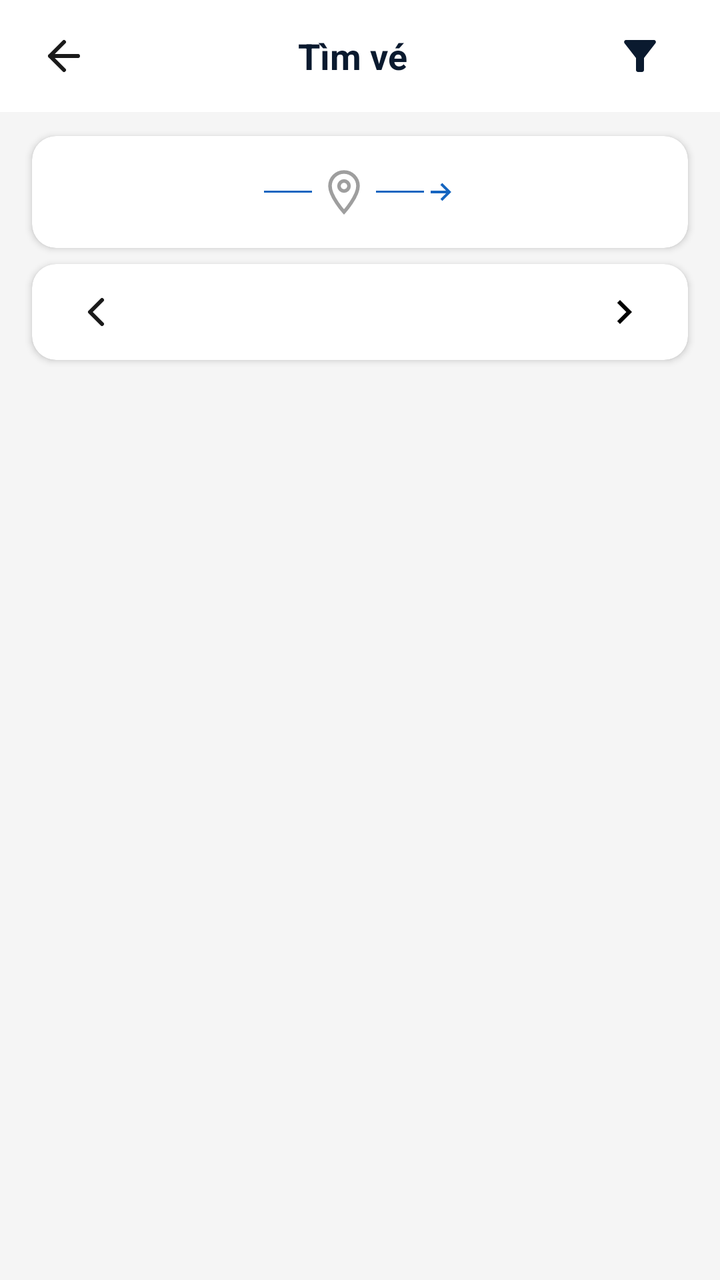
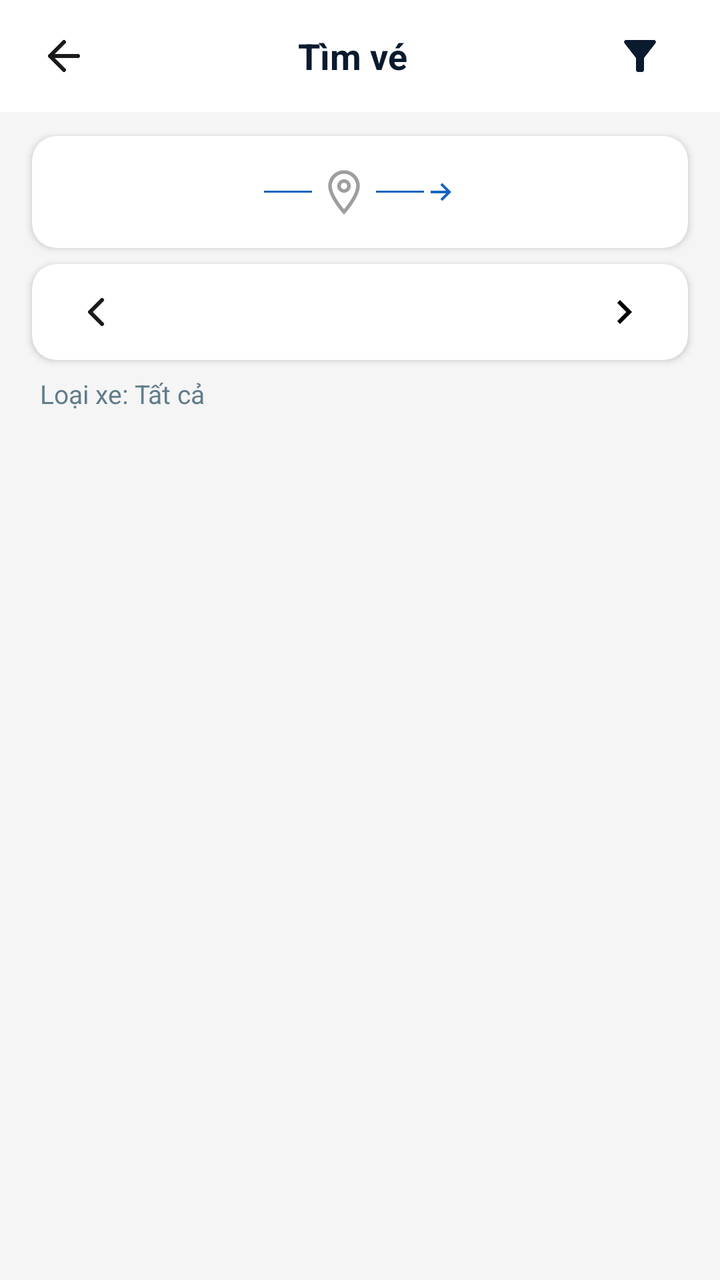

An Android layout rendered at two revisions. The XML below is the earlier revision; the diff shows what the commit changed to produce the second picture.
<!-- AndroidManifest.xml: application theme Theme.BusBooking -->
<!-- res/layout/fragment_trip_list.xml -->
<?xml version="1.0" encoding="utf-8"?>
<LinearLayout xmlns:android="http://schemas.android.com/apk/res/android"
    xmlns:app="http://schemas.android.com/apk/res-auto"
    android:layout_width="match_parent"
    android:layout_height="match_parent"
    android:orientation="vertical"
    android:background="@color/background_grey">

    
    <LinearLayout
        android:layout_width="match_parent"
        android:layout_height="56dp"
        android:orientation="horizontal"
        android:gravity="center_vertical"
        android:paddingStart="8dp"
        android:paddingEnd="16dp"
        android:background="@color/background_white">

        <ImageButton
            android:id="@+id/backButton"
            android:layout_width="48dp"
            android:layout_height="48dp"
            android:src="@drawable/ic_arrow_back"
            android:background="?attr/selectableItemBackgroundBorderless"
            android:contentDescription="Quay lại" />

        <TextView
            android:layout_width="0dp"
            android:layout_height="wrap_content"
            android:layout_weight="1"
            android:text="Tìm vé"
            android:textSize="18sp"
            android:textStyle="bold"
            android:textColor="@color/text_primary"
            android:gravity="center" />

        <ImageButton
            android:id="@+id/filterButton"
            android:layout_width="48dp"
            android:layout_height="48dp"
            android:src="@drawable/ic_filter"
            android:background="?attr/selectableItemBackgroundBorderless"
            android:contentDescription="Lọc" />

    </LinearLayout>

    
    <com.google.android.material.card.MaterialCardView
        android:layout_width="match_parent"
        android:layout_height="wrap_content"
        android:layout_marginStart="16dp"
        android:layout_marginEnd="16dp"
        android:layout_marginTop="12dp"
        android:layout_marginBottom="4dp"
        app:cardCornerRadius="12dp"
        app:cardElevation="2dp"
        app:strokeWidth="0dp">

        <LinearLayout
            android:layout_width="match_parent"
            android:layout_height="56dp"
            android:orientation="horizontal"
            android:gravity="center_vertical"
            android:paddingStart="16dp"
            android:paddingEnd="16dp">

            <TextView
                android:id="@+id/originText"
                android:layout_width="wrap_content"
                android:layout_height="wrap_content"
                android:textSize="15sp"
                android:textStyle="bold"
                android:textColor="@color/text_primary"
                android:maxLines="1"
                android:ellipsize="end" />

            <LinearLayout
                android:layout_width="0dp"
                android:layout_height="wrap_content"
                android:layout_weight="1"
                android:gravity="center"
                android:orientation="horizontal">

                <View
                    android:layout_width="24dp"
                    android:layout_height="1dp"
                    android:background="@color/blue_primary" />

                <ImageView
                    android:layout_width="24dp"
                    android:layout_height="24dp"
                    android:src="@drawable/ic_route_outline"
                    android:layout_marginStart="4dp"
                    android:layout_marginEnd="4dp"
                    app:tint="@color/blue_primary" />

                <View
                    android:layout_width="24dp"
                    android:layout_height="1dp"
                    android:background="@color/blue_primary" />

                <ImageView
                    android:layout_width="16dp"
                    android:layout_height="16dp"
                    android:src="@drawable/ic_arrow_right"
                    app:tint="@color/blue_primary" />

            </LinearLayout>

            <TextView
                android:id="@+id/destinationText"
                android:layout_width="wrap_content"
                android:layout_height="wrap_content"
                android:textSize="15sp"
                android:textStyle="bold"
                android:textColor="@color/text_primary"
                android:maxLines="1"
                android:ellipsize="end" />

        </LinearLayout>

    </com.google.android.material.card.MaterialCardView>

    
    <com.google.android.material.card.MaterialCardView
        android:layout_width="match_parent"
        android:layout_height="wrap_content"
        android:layout_marginStart="16dp"
        android:layout_marginEnd="16dp"
        android:layout_marginTop="4dp"
        android:layout_marginBottom="8dp"
        app:cardCornerRadius="12dp"
        app:cardElevation="2dp"
        app:strokeWidth="0dp">

        <LinearLayout
            android:layout_width="match_parent"
            android:layout_height="48dp"
            android:orientation="horizontal"
            android:gravity="center_vertical"
            android:paddingStart="16dp"
            android:paddingEnd="16dp">

            <ImageButton
                android:id="@+id/prevDayButton"
                android:layout_width="32dp"
                android:layout_height="32dp"
                android:src="@drawable/ic_chevron_left"
                android:background="?attr/selectableItemBackgroundBorderless"
                android:contentDescription="Ngày trước" />

            <TextView
                android:id="@+id/tripDateText"
                android:layout_width="0dp"
                android:layout_height="wrap_content"
                android:layout_weight="1"
                android:gravity="center"
                android:textSize="15sp"
                android:textStyle="bold"
                android:textColor="@color/text_primary" />

            <ImageButton
                android:id="@+id/nextDayButton"
                android:layout_width="32dp"
                android:layout_height="32dp"
                android:src="@drawable/ic_chevron_right"
                android:background="?attr/selectableItemBackgroundBorderless"
                android:contentDescription="Ngày sau" />

        </LinearLayout>

    </com.google.android.material.card.MaterialCardView>

    
    <FrameLayout
        android:layout_width="match_parent"
        android:layout_height="0dp"
        android:layout_weight="1">

        <androidx.recyclerview.widget.RecyclerView
            android:id="@+id/tripsRecyclerView"
            android:layout_width="match_parent"
            android:layout_height="match_parent"
            android:padding="12dp"
            android:clipToPadding="false"
            android:scrollbars="vertical" />

        <ProgressBar
            android:id="@+id/progressBar"
            android:layout_width="wrap_content"
            android:layout_height="wrap_content"
            android:layout_gravity="center"
            android:visibility="gone" />

        <TextView
            android:id="@+id/emptyText"
            android:layout_width="wrap_content"
            android:layout_height="wrap_content"
            android:layout_gravity="center"
            android:text="Không tìm thấy chuyến đi nào"
            android:textColor="@color/text_secondary"
            android:textSize="16sp"
            android:visibility="gone" />

    </FrameLayout>

</LinearLayout>
<!-- resources referenced by this layout -->
<resources>
  <color name="background_grey">#F5F5F5</color>
  <color name="background_white">#FFFFFF</color>
  <color name="blue_primary">#1565C0</color>
  <color name="text_primary">#0A1A2F</color>
  <color name="text_secondary">#607D8B</color>
  <!-- drawable ic_arrow_back (drawable) -->
  <?xml version="1.0" encoding="utf-8"?>
  <vector xmlns:android="http://schemas.android.com/apk/res/android"
      android:width="24dp"
      android:height="24dp"
      android:viewportWidth="24"
      android:viewportHeight="24">
      <path
          android:fillColor="@android:color/transparent"
          android:strokeColor="#1A1A1A"
          android:strokeWidth="2"
          android:strokeLineCap="round"
          android:strokeLineJoin="round"
          android:pathData="M19,12H5M5,12L12,19M5,12L12,5" />
  </vector>
  <!-- drawable ic_arrow_right (drawable) -->
  <?xml version="1.0" encoding="utf-8"?>
  <vector xmlns:android="http://schemas.android.com/apk/res/android"
      android:width="24dp"
      android:height="24dp"
      android:viewportWidth="24"
      android:viewportHeight="24">
      <path
          android:fillColor="@android:color/transparent"
          android:strokeColor="@color/blue_primary"
          android:strokeWidth="2"
          android:pathData="M5,12L19,12M13,6L19,12L13,18" />
  </vector>
  <!-- drawable ic_chevron_left (drawable) -->
  <?xml version="1.0" encoding="utf-8"?>
  <vector xmlns:android="http://schemas.android.com/apk/res/android"
      android:width="24dp"
      android:height="24dp"
      android:viewportWidth="24"
      android:viewportHeight="24">
      <path
          android:fillColor="@android:color/transparent"
          android:strokeColor="#1A1A1A"
          android:strokeWidth="2"
          android:strokeLineCap="round"
          android:strokeLineJoin="round"
          android:pathData="M15,18L9,12L15,6" />
  </vector>
  <!-- drawable ic_chevron_right (drawable) -->
  <?xml version="1.0" encoding="utf-8"?>
  <vector xmlns:android="http://schemas.android.com/apk/res/android"
      android:width="24dp"
      android:height="24dp"
      android:viewportWidth="24"
      android:viewportHeight="24">
      <path
          android:fillColor="#FF000000"
          android:pathData="M10,6L8.59,7.41 13.17,12l-4.58,4.59L10,18l6,-6z" />
  </vector>
  <!-- drawable ic_filter (drawable) -->
  <?xml version="1.0" encoding="utf-8"?>
  <vector xmlns:android="http://schemas.android.com/apk/res/android"
      android:width="24dp"
      android:height="24dp"
      android:viewportWidth="24"
      android:viewportHeight="24">
      <path
          android:fillColor="@color/text_primary"
          android:pathData="M4.25,5.61C6.27,8.2 10,13 10,13v6c0,0.55 0.45,1 1,1h2c0.55,0 1,-0.45 1,-1v-6c0,0 3.72,-4.8 5.74,-7.39C20.25,4.95 19.78,4 18.95,4H5.04C4.22,4 3.74,4.95 4.25,5.61z"/>
  </vector>
  <!-- drawable ic_route_outline (drawable) -->
  <?xml version="1.0" encoding="utf-8"?>
  <vector xmlns:android="http://schemas.android.com/apk/res/android"
      android:width="24dp"
      android:height="24dp"
      android:viewportWidth="24"
      android:viewportHeight="24">
      <path
          android:fillColor="#00000000"
          android:strokeColor="@color/icon_default"
          android:strokeWidth="1.8"
          android:pathData="M12,2C8.13,2 5,5.13 5,9C5,14.25 12,22 12,22C12,22 19,14.25 19,9C19,5.13 15.87,2 12,2Z"/>
      <path
          android:fillColor="#00000000"
          android:strokeColor="@color/icon_default"
          android:strokeWidth="1.8"
          android:pathData="M12,6.5C10.62,6.5 9.5,7.62 9.5,9C9.5,10.38 10.62,11.5 12,11.5C13.38,11.5 14.5,10.38 14.5,9C14.5,7.62 13.38,6.5 12,6.5Z"/>
  </vector>
  <style name="Theme.BusBooking" parent="Theme.MaterialComponents.Light.NoActionBar.Bridge">
          <item name="colorPrimary">@color/blue_primary</item>
          <item name="colorPrimaryDark">@color/blue_primary_dark</item>
          <item name="colorAccent">@color/blue_accent</item>
      </style>
  <color name="icon_default">#9E9E9E</color>
  <color name="blue_primary_dark">#0D47A1</color>
  <color name="blue_accent">#2196F3</color>
</resources>

<!-- the commit's change to res/layout/fragment_trip_list.xml (unified diff, before → after) -->
@@ -172,6 +172,17 @@
     </com.google.android.material.card.MaterialCardView>
 
     
+    <TextView
+        android:id="@+id/seatTypeFilterText"
+        android:layout_width="match_parent"
+        android:layout_height="wrap_content"
+        android:layout_marginStart="20dp"
+        android:layout_marginEnd="20dp"
+        android:layout_marginBottom="4dp"
+        android:text="Loại xe: Tất cả"
+        android:textColor="@color/text_secondary"
+        android:textSize="13sp" />
+
     <FrameLayout
         android:layout_width="match_parent"
         android:layout_height="0dp"
